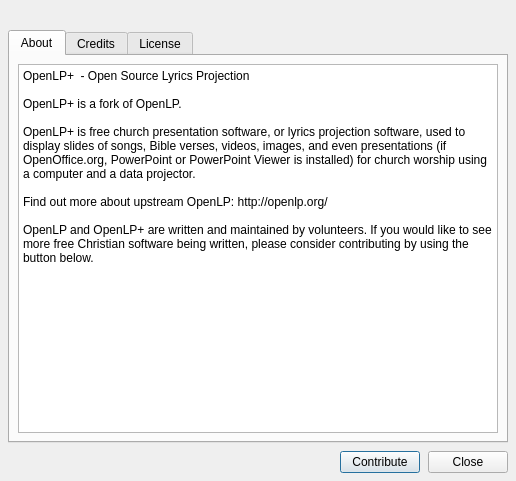
tbc-productions/opal-presenter, file resources/forms/about.ui: the form before one commit.
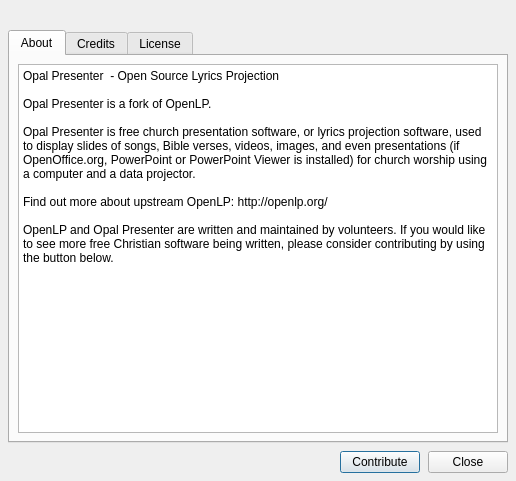
The form after the commit. Icons and pictures are not drawn.

Commit message: Rebrand as Opal Presenter and introduce native document formats

```diff
--- a/resources/forms/about.ui
+++ b/resources/forms/about.ui
@@ -68,15 +68,15 @@
           <bool>true</bool>
          </property>
          <property name="plainText">
-          <string>OpenLP+ &lt;version&gt; - Open Source Lyrics Projection
+          <string>Opal Presenter &lt;version&gt; - Open Source Lyrics Projection
 
-OpenLP+ is a fork of OpenLP.
+Opal Presenter is a fork of OpenLP.
 
-OpenLP+ is free church presentation software, or lyrics projection software, used to display slides of songs, Bible verses, videos, images, and even presentations (if OpenOffice.org, PowerPoint or PowerPoint Viewer is installed) for church worship using a computer and a data projector.
+Opal Presenter is free church presentation software, or lyrics projection software, used to display slides of songs, Bible verses, videos, images, and even presentations (if OpenOffice.org, PowerPoint or PowerPoint Viewer is installed) for church worship using a computer and a data projector.
 
 Find out more about upstream OpenLP: http://openlp.org/
 
-OpenLP and OpenLP+ are written and maintained by volunteers. If you would like to see more free Christian software being written, please consider contributing by using the button below.</string>
+OpenLP and Opal Presenter are written and maintained by volunteers. If you would like to see more free Christian software being written, please consider contributing by using the button below.</string>
          </property>
         </widget>
        </item>
```
Left out of the diff: 6 changed lines with no effect on the pictures. The commit also changes 222 other files.
